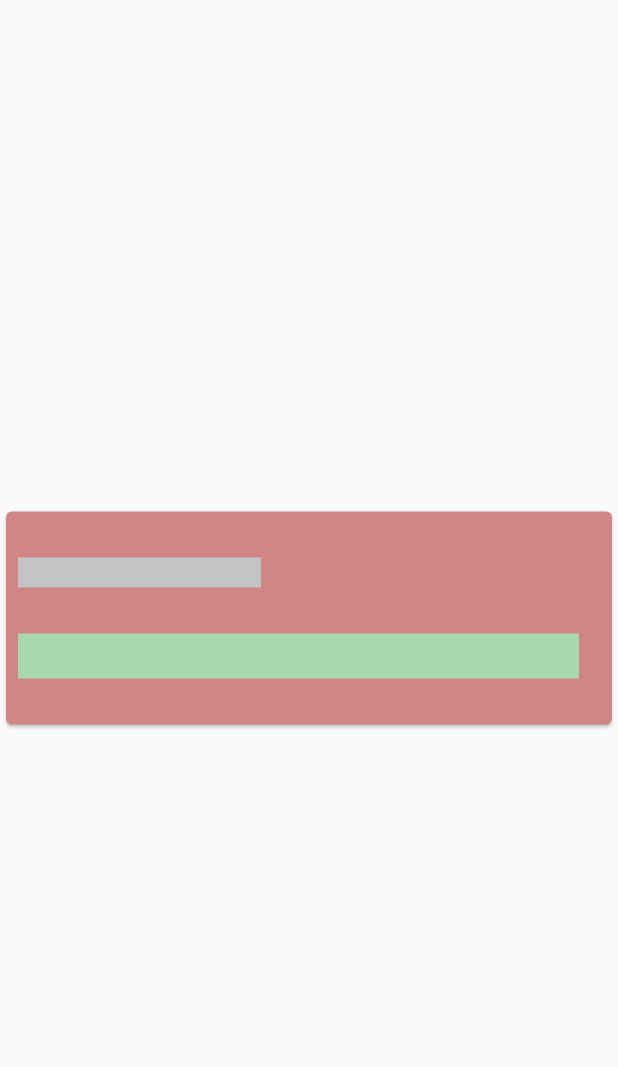
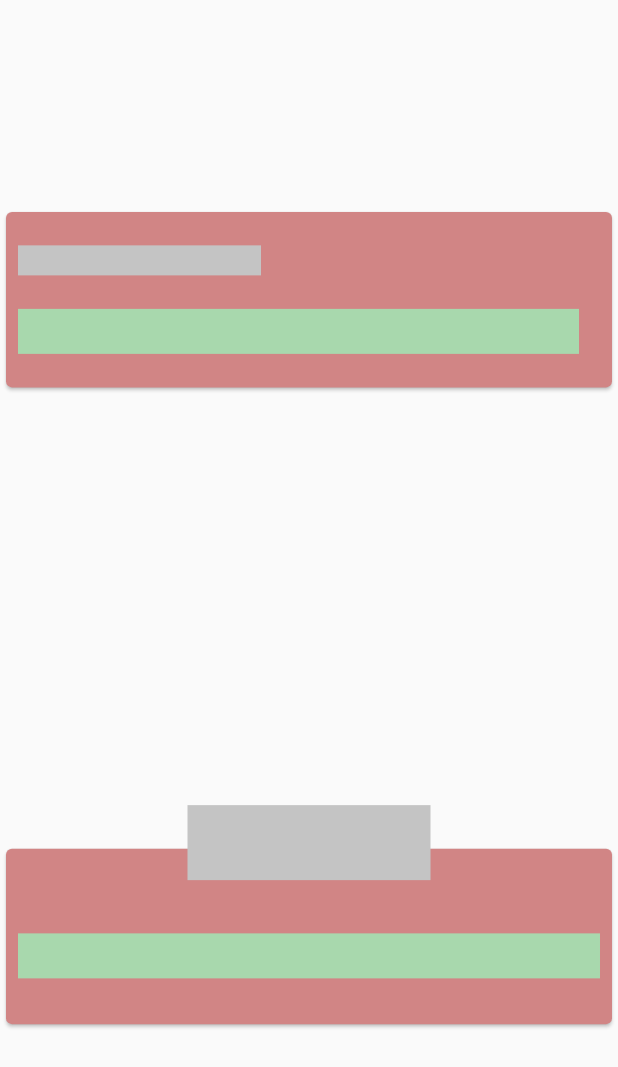
Before and after one commit to himanshu17113/responsive_crards, a Flutter app: the screen it shows after launch, on a phone screen of 412 x 824 dp. Shown: the top 1067 px of the screen. Run offline on Flutter 3.47's test engine with Material 2 defaults, Android fonts, the phone set to English and light mode, and no system bars.

Commit message:
Update home.dart

```diff
--- a/lib/home.dart
+++ b/lib/home.dart
@@ -11,26 +11,18 @@ class MyHomePage extends StatefulWidget {
 }
 
 class _MyHomePageState extends State<MyHomePage> {
-  var size, height, width;
-
   @override
   Widget build(BuildContext context) {
-    size = MediaQuery.of(context).size;
-    height = size.height;
-    width = size.width;
-    print(height);
-    print(width);
     return Scaffold(
       body: SafeArea(
         child: Center(
-          child: resposivelayouts(
-            mobile: Column(
-              mainAxisAlignment: MainAxisAlignment.center,
+          child: Column(
+            mainAxisAlignment: MainAxisAlignment.spaceAround,
             children: <Widget>[
               Flexible(
                 child: Container(
                   //width: 405,
-                    height: 150,
+                  height: 125,
                   child: Card(
                     color: Color.fromRGBO(209, 133, 133, 1),
                     child: Column(
@@ -69,38 +61,66 @@ class _MyHomePageState extends State<MyHomePage> {
                         ]),
                   ),
                 ),
-                )
-              ],
               ),
-            tab: Column(
-              mainAxisAlignment: MainAxisAlignment.center,
+              Flexible(
+                child: Stack(
+                    // alignment: Alignment.topCenter,
                     children: <Widget>[
-                Flexible(
+                      SizedBox(
+                        height: 150,
+                      ),
+                      // Container(color: Colors.black, height: 150),
+                      Padding(
+                        padding: const EdgeInsets.only(top: 25.0),
                         child: Container(
                           //width: 405,
-                    height: 150,
+                          height: 125,
                           child: Card(
                             color: Color.fromRGBO(209, 133, 133, 1),
                             child: Column(
                                 crossAxisAlignment: CrossAxisAlignment.start,
-                          mainAxisAlignment: MainAxisAlignment.spaceAround,
+                                mainAxisAlignment:
+                                    MainAxisAlignment.spaceEvenly,
                                 children: <Widget>[
                                   Row(
                                     children: [
                                       Flexible(
+                                          //flex: 18,
+                                          child: Padding(
+                                        padding: const EdgeInsets.only(
+                                            left: 8.0, right: 8.0, top: 26),
                                         child: Container(
-                                  color: Colors.blueGrey,
-                                  width: 162,
-                                  height: 20,
+                                          color:
+                                              Color.fromRGBO(168, 216, 173, 1),
+                                          //width: 162,
+                                          height: 30,
+                                        ),
                                       )),
                                     ],
-                            )
+                                  ),
                                 ]),
                           ),
                         ),
+                      ),
+                      //  SizedBox(height: 50),
+                      Row(
+                        mainAxisAlignment: MainAxisAlignment.center,
+                        children: [
+                          Padding(
+                            padding:
+                                const EdgeInsets.only(left: 8.0, right: 8.0),
+                            child: Flexible(
+                                child: Container(
+                              color: Color.fromRGBO(196, 196, 196, 1),
+                              width: 162,
+                              height: 50,
+                            )),
+                          ),
+                        ],
+                      ),
+                    ]),
               )
             ],
-            ),
           ),
         ),
       ),
```
Lines whose indentation alone changed are shown as unchanged.
